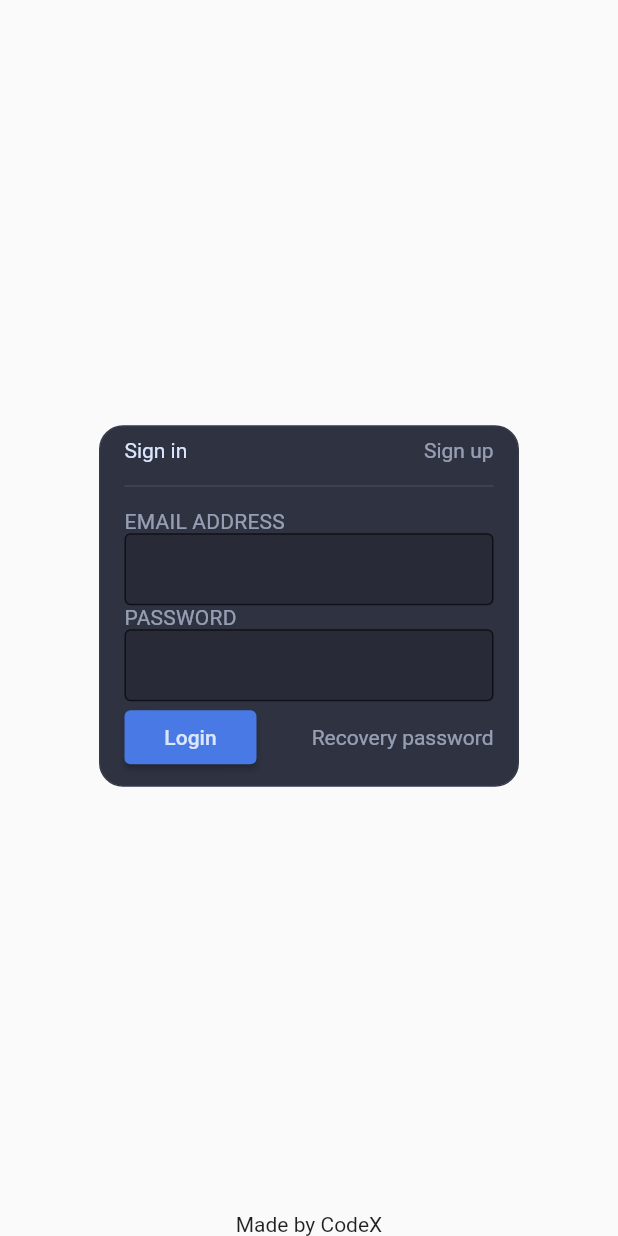
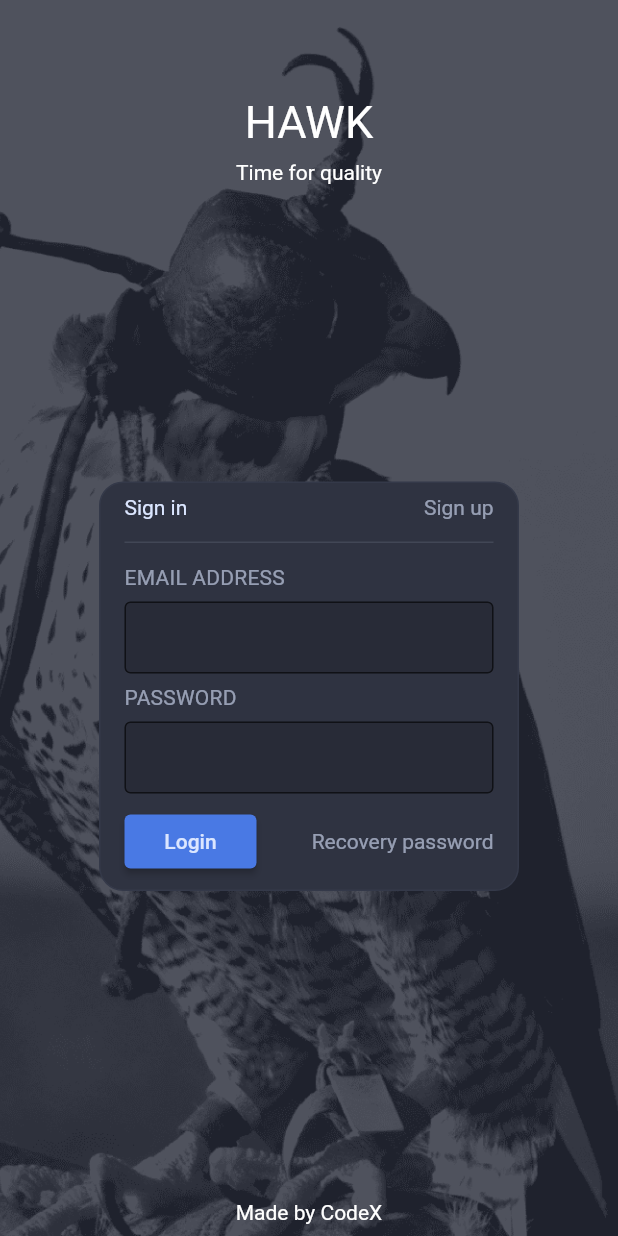
Before and after one commit to ZeroSteps/hawk.flutter, a Flutter app: the screen it shows after launch, on a phone screen of 412 x 824 dp. Run offline on Flutter 3.47's test engine with Material 2 defaults, Android fonts, the phone set to English and light mode, and no system bars; our stand-ins replace shared_preferences.

Commit message:
UI upgrades for auth screen [ADDED] background image [ADDED] padding and some labels [DELETED] debug label

```diff
--- a/lib/main.dart
+++ b/lib/main.dart
@@ -9,6 +9,7 @@ class MyApp extends StatelessWidget {
   @override
   Widget build(BuildContext context) {
     return MaterialApp(
+        debugShowCheckedModeBanner: false,
         title: 'Flutter Demo',
         theme: ThemeData(
           // This is the theme of your application.
--- a/lib/screen/login/auth_controller.dart
+++ b/lib/screen/login/auth_controller.dart
@@ -34,8 +34,14 @@ class _AuthState extends State<AuthWidget> {
                   padding: EdgeInsets.symmetric(vertical: 0.5),
                   margin: EdgeInsets.symmetric(vertical: 15),
                   color: BaseColors.delimiterColor),
-              LabelTextField(text: "Email address"),
-              LabelTextField(text: "Password"),
+              Padding(
+                padding: const EdgeInsets.only(bottom: 0),
+                child: LabelTextField(text: "Email address"),
+              ),
+              Padding(
+                padding: const EdgeInsets.symmetric(vertical: 8.0),
+                child: LabelTextField(text: "Password"),
+              ),
               buildFooter()
             ],
           ),
--- a/lib/screen/login/authorization.dart
+++ b/lib/screen/login/authorization.dart
@@ -1,3 +1,4 @@
+import 'package:codex_core/colors/hawk_auth_colors.dart';
 import 'package:codex_hawk/screen/login/auth_controller.dart';
 import 'package:flutter/material.dart';
 
@@ -17,13 +18,32 @@ class _AuthorizationState extends State<AuthorizationPage> {
   Widget build(BuildContext context) {
     return Scaffold(
         body: Container(
+      decoration: BoxDecoration(
+          image: DecorationImage(
+              image: AssetImage("images/auth-bg.png"), fit: BoxFit.cover)),
       child: Column(
         children: <Widget>[
+          Padding(
+            padding: const EdgeInsets.fromLTRB(0, 64, 0, 8),
+            child: Text("HAWK",
+                style: TextStyle(color: AuthColors.textColor, fontSize: 30)),
+          ),
+          Padding(
+            padding: const EdgeInsets.all(0),
+            child: Text("Time for quality",
+                style: TextStyle(
+                  color: AuthColors.textColor,
+                )),
+          ),
           Expanded(
               child: Container(
             child: Center(child: Container(child: AuthWidget())),
           )),
-          Text("Made by CodeX")
+          Padding(
+            padding: const EdgeInsets.all(8.0),
+            child: Text("Made by CodeX",
+                style: TextStyle(color: AuthColors.textColor)),
+          )
         ],
       ),
     ));
--- a/packages/codex_core/lib/colors/hawk_auth_colors.dart
+++ b/packages/codex_core/lib/colors/hawk_auth_colors.dart
@@ -3,4 +3,5 @@ import 'package:flutter/material.dart';
 class AuthColors {
   static Color background = Color.fromARGB(0xFF, 0x2f, 0x33, 0x41);
   static Color backgroundBorder = Color.fromARGB(0xff, 0x34, 0x39, 0x49);
+  static Color textColor = Color.fromARGB(0xFF, 0xFF, 0xFF, 0xFF);
 }
--- a/packages/codex_widgets/lib/edit_text/LabelTextField.dart
+++ b/packages/codex_widgets/lib/edit_text/LabelTextField.dart
@@ -20,10 +20,13 @@ class _LabelTextFieldState extends State<LabelTextField> {
     return Column(children: <Widget>[
       Container(
         alignment: Alignment.centerLeft,
-        child: Text(
-          widget.text.toUpperCase(),
-          style:
-              TextStyle(color: BaseColors.labelTextColor, letterSpacing: 0.15),
+        child: Padding(
+          padding: const EdgeInsets.only(bottom: 8.0),
+          child: Text(
+            widget.text.toUpperCase(),
+            style:
+                TextStyle(color: BaseColors.labelTextColor, letterSpacing: 0.15),
+          ),
         ),
       ),
       TextField(
--- a/pubspec.yaml
+++ b/pubspec.yaml
@@ -19,7 +19,6 @@ environment:
 dependencies:
   flutter:
     sdk: flutter
-
   # The following adds the Cupertino Icons font to your application.
   # Use with the CupertinoIcons class for iOS style icons.
   cupertino_icons: ^0.1.2
@@ -48,7 +47,8 @@ flutter:
   # included with your application, so that you can use the icons in
   # the material Icons class.
   uses-material-design: true
-
+  assets:
+    - images/auth-bg.png
   # To add assets to your application, add an assets section, like this:
   # assets:
   #  - images/a_dot_burr.jpeg
```
Also changed, not shown: images/auth-bg.png (added), pubspec.lock.
